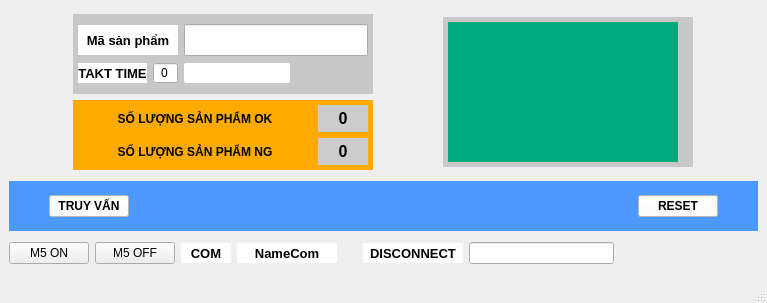
theanh2507/GUI_may_do_khi, file mainwindow.ui: the form before one commit.
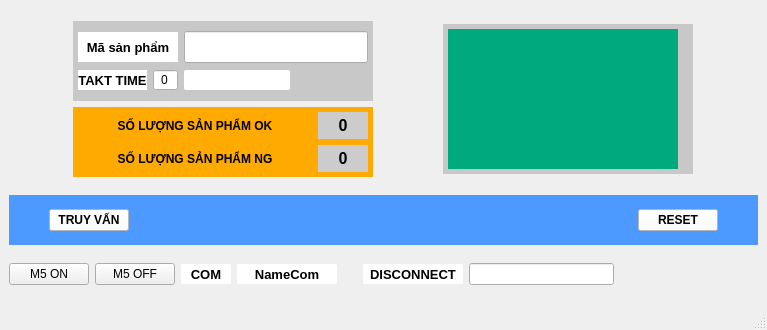
The form after the commit.

```diff
--- a/mainwindow.ui
+++ b/mainwindow.ui
@@ -7,7 +7,7 @@
     <x>0</x>
     <y>0</y>
     <width>767</width>
-    <height>303</height>
+    <height>330</height>
    </rect>
   </property>
   <property name="sizePolicy">
@@ -358,7 +358,7 @@
 }</string>
                  </property>
                  <property name="readOnly">
-                  <bool>false</bool>
+                  <bool>true</bool>
                  </property>
                 </widget>
                </item>
```
Left out of the diff: 468 changed lines with no effect on the pictures.
